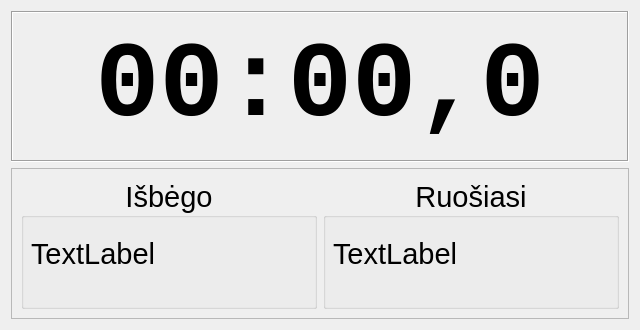
The window that GUIs/BigClockDialog.ui (kulverstukas1/DuathlonStarter) describes before a commit, drawn with Qt 5.
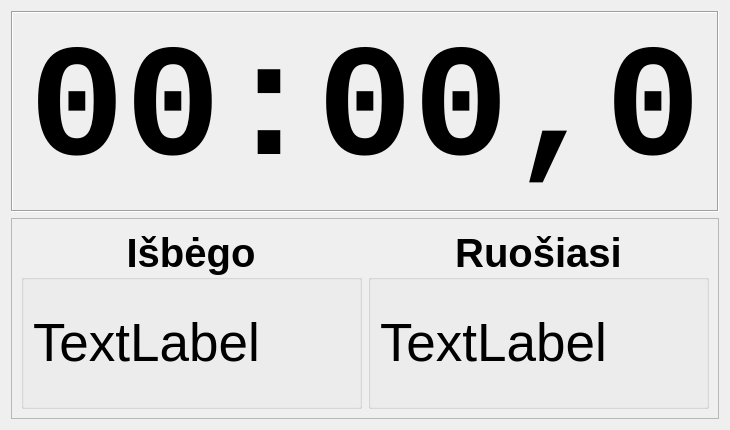
The same window after the commit.

Commit message: padaryta ka didelio laikrodzio label'ai keistu srifto dydi pagal lango dydzio keitima; prideti komentarai

Patch:
```diff
--- a/GUIs/BigClockDialog.ui
+++ b/GUIs/BigClockDialog.ui
@@ -9,25 +9,19 @@
    <rect>
     <x>0</x>
     <y>0</y>
-    <width>640</width>
-    <height>330</height>
+    <width>730</width>
+    <height>430</height>
    </rect>
   </property>
   <property name="minimumSize">
    <size>
-    <width>640</width>
-    <height>330</height>
+    <width>730</width>
+    <height>430</height>
    </size>
   </property>
   <property name="windowTitle">
    <string>Didelis laikmatis</string>
   </property>
-  <property name="autoFillBackground">
-   <bool>false</bool>
-  </property>
-  <property name="modal">
-   <bool>false</bool>
-  </property>
   <layout class="QVBoxLayout" name="verticalLayout_2">
    <property name="sizeConstraint">
     <enum>QLayout::SetDefaultConstraint</enum>
@@ -37,11 +31,9 @@
      <property name="font">
       <font>
        <family>Consolas</family>
-       <pointsize>80</pointsize>
+       <pointsize>120</pointsize>
        <weight>75</weight>
        <bold>true</bold>
-       <stylestrategy>PreferDefault</stylestrategy>
-       <kerning>true</kerning>
       </font>
      </property>
      <property name="frameShape">
@@ -80,11 +72,9 @@
        <widget class="QGroupBox" name="currRunnerBox">
         <property name="font">
          <font>
-          <pointsize>22</pointsize>
-          <weight>50</weight>
-          <bold>false</bold>
-          <underline>false</underline>
-          <kerning>true</kerning>
+          <pointsize>30</pointsize>
+          <weight>75</weight>
+          <bold>true</bold>
          </font>
         </property>
         <property name="title">
@@ -99,32 +89,36 @@
         <property name="checkable">
          <bool>false</bool>
         </property>
+        <layout class="QGridLayout" name="gridLayout_2">
+         <item row="0" column="0">
         <widget class="QLabel" name="currRunnerLabel">
-         <property name="geometry">
-          <rect>
-           <x>10</x>
-           <y>50</y>
-           <width>231</width>
-           <height>51</height>
-          </rect>
+           <property name="font">
+            <font>
+             <pointsize>40</pointsize>
+             <weight>50</weight>
+             <bold>false</bold>
+            </font>
          </property>
          <property name="text">
           <string>TextLabel</string>
          </property>
         </widget>
+         </item>
+        </layout>
        </widget>
       </item>
       <item>
        <widget class="QGroupBox" name="nextRunnerBox">
         <property name="font">
          <font>
-          <pointsize>22</pointsize>
-          <weight>50</weight>
-          <bold>false</bold>
-          <underline>false</underline>
-          <kerning>true</kerning>
+          <pointsize>30</pointsize>
+          <weight>75</weight>
+          <bold>true</bold>
          </font>
         </property>
+        <property name="autoFillBackground">
+         <bool>false</bool>
+        </property>
         <property name="title">
          <string>Ruošiasi</string>
         </property>
@@ -137,30 +131,22 @@
         <property name="checkable">
          <bool>false</bool>
         </property>
+        <layout class="QGridLayout" name="gridLayout">
+         <item row="0" column="0">
         <widget class="QLabel" name="nextRunnerLabel">
-         <property name="geometry">
-          <rect>
-           <x>10</x>
-           <y>50</y>
-           <width>231</width>
-           <height>51</height>
-          </rect>
-         </property>
-         <property name="sizePolicy">
-          <sizepolicy hsizetype="Expanding" vsizetype="Expanding">
-           <horstretch>0</horstretch>
-           <verstretch>0</verstretch>
-          </sizepolicy>
-         </property>
-         <property name="autoFillBackground">
-          <bool>false</bool>
+           <property name="font">
+            <font>
+             <pointsize>40</pointsize>
+             <weight>50</weight>
+             <bold>false</bold>
+            </font>
          </property>
          <property name="text">
           <string>TextLabel</string>
          </property>
         </widget>
-        <zorder>nextRunnerLabel</zorder>
-        <zorder>currRunnerBox</zorder>
+         </item>
+        </layout>
        </widget>
       </item>
      </layout>
```
Lines whose indentation alone changed are shown as unchanged. The commit also changes 3 other files.
